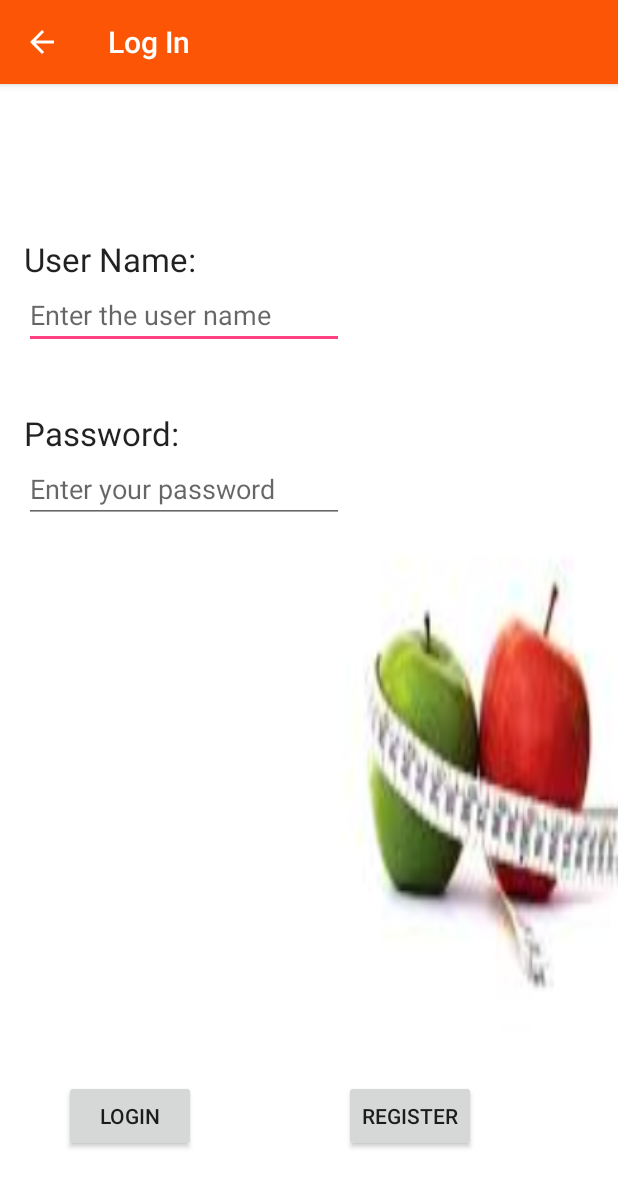
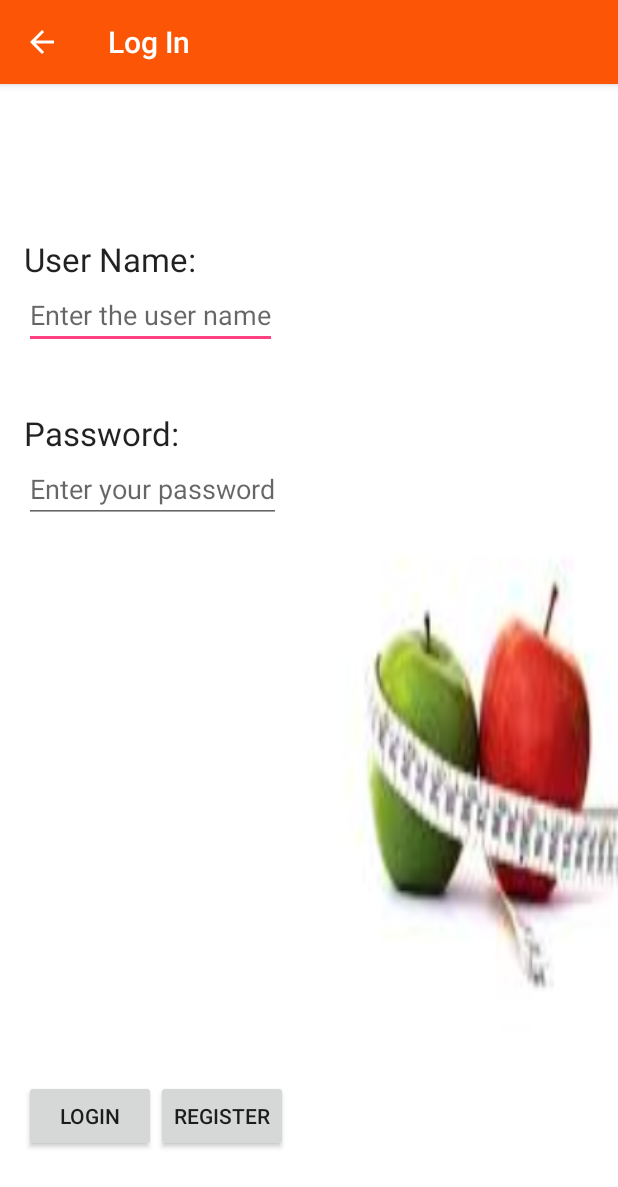
Before and after one commit to ChadFunckes/FitnessApplication, an Android app: the screen it shows after launch (LogIn), on a phone screen of 412 x 824 dp. Shown: the top 1187 px of the screen. Run offline under Robolectric (Android 15) with nearby library versions, the phone set to English and light mode, and no system bars.

Commit message:
small screen login activity fix

```diff
--- a/app/src/main/res/layout/log_in.xml
+++ b/app/src/main/res/layout/log_in.xml
@@ -25,7 +25,6 @@
         android:layout_below="@+id/textView2"
         android:layout_alignParentStart="true"
         android:hint="Enter the user name"
-        android:layout_toStartOf="@+id/button3"
         android:singleLine="true"
         android:inputType="textPersonName" />
 
@@ -43,10 +42,8 @@
         android:layout_width="wrap_content"
         android:layout_height="wrap_content"
         android:inputType="textPassword"
-        android:ems="10"
         android:id="@+id/password"
         android:layout_below="@+id/textView3"
-        android:layout_alignParentStart="true"
         android:hint="Enter your password"
         android:singleLine="true" />
 
@@ -56,7 +53,6 @@
         android:text="Login"
         android:id="@+id/button"
         android:layout_alignTop="@+id/button3"
-        android:layout_alignEnd="@+id/textView2"
         android:onClick="Login"/>
 
     <Button
@@ -66,17 +62,16 @@
         android:onClick="Register"
         android:id="@+id/button3"
         android:layout_alignParentBottom="true"
-        android:layout_toEndOf="@+id/password"
+        android:layout_toRightOf="@+id/button"
         android:layout_marginBottom="40dp" />
 
     <ImageView
         android:layout_width="wrap_content"
-        android:layout_height="wrap_content"
+        android:layout_height="50dp"
         android:id="@+id/nameGoodImage"
         android:src="@drawable/goodblock"
         android:layout_below="@+id/textView2"
-        android:layout_above="@+id/textView3"
-        android:layout_alignEnd="@+id/button3"
+        android:layout_toEndOf="@id/name"
         android:visibility="invisible" />
 
     <ImageView
@@ -91,13 +86,11 @@
 
     <ImageView
         android:layout_width="wrap_content"
-        android:layout_height="wrap_content"
+        android:layout_height="50dp"
         android:id="@+id/nameBadImage"
         android:src="@drawable/badblock"
-        android:layout_above="@+id/textView3"
-        android:layout_alignStart="@+id/nameGoodImage"
-        android:layout_alignTop="@+id/name"
-        android:layout_alignEnd="@+id/nameGoodImage"
+        android:layout_below="@+id/textView2"
+        android:layout_toEndOf="@id/name"
         android:visibility="invisible" />
 
 </RelativeLayout>
```
